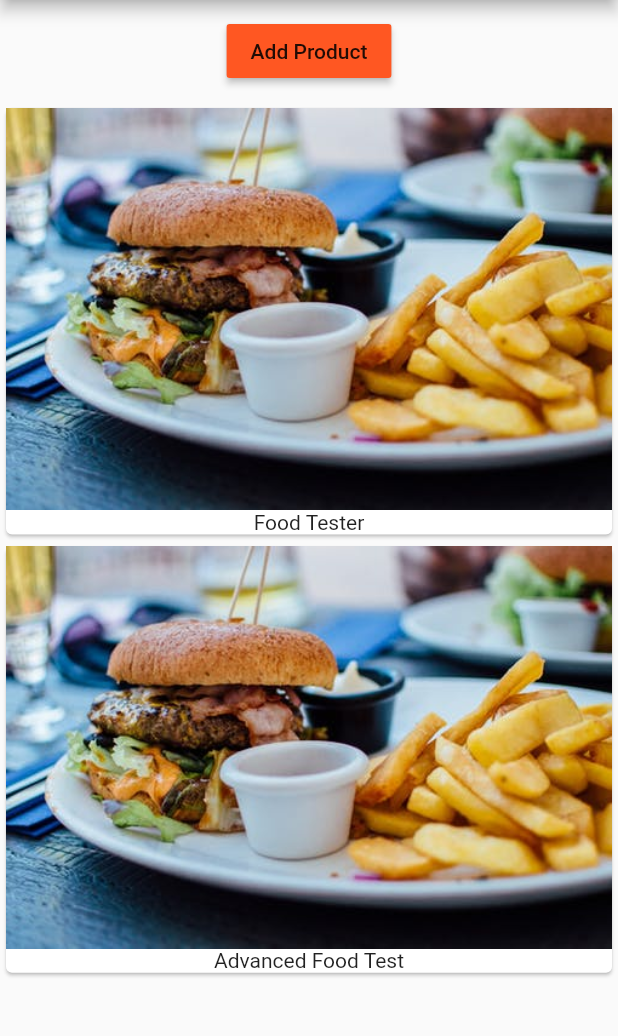
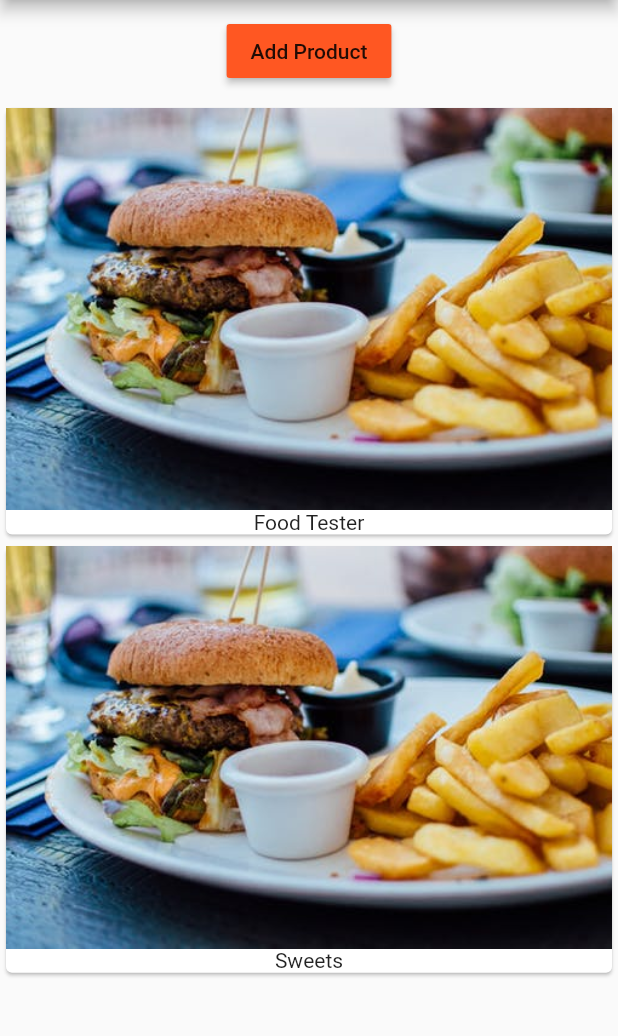
Before and after one commit to michael-basweti/flutter-course, a Flutter app: the screen it shows after launch, after a tap on "Add Product", on a phone screen of 412 x 824 dp, the part 84-1120 px from its top. Run offline on Flutter 3.47's test engine with Material 2 defaults, Android fonts, the phone set to English and light mode, and no system bars.

Commit message:
Add Product Manager

```diff
--- /dev/null
+++ b/lib/product_control.dart
@@ -0,0 +1,17 @@
+import 'package:flutter/material.dart';
+
+class ProductControl extends StatelessWidget {
+  final Function addProduct;
+
+  ProductControl(this.addProduct);
+  @override
+  Widget build(BuildContext context) {
+    return RaisedButton(
+        color: Theme.of(context).primaryColor,
+        onPressed: () {
+          addProduct('Sweets');
+        },
+        child: Text('Add Product'),
+      );
+  }
+}
--- a/lib/product_manager.dart
+++ b/lib/product_manager.dart
@@ -1,6 +1,7 @@
 import 'package:flutter/material.dart';
 
 import './products.dart';
+import './product_control.dart';
 
 class ProductManager extends StatefulWidget {
   final String startingProduct;
@@ -22,20 +23,18 @@ class _ProductManagerState extends State<ProductManager> {
     super.initState();
   }
 
+  void _addProducts(String product){
+          setState(() {
+            _products.add(product);
+            print(_products);
+          });
+  }
+
   @override
   Widget build(BuildContext context) {
     return Column(children: [Container(
       margin: EdgeInsets.all(10.0),
-      child: RaisedButton(
-        color: Theme.of(context).primaryColor,
-        onPressed: () {
-          setState(() {
-            _products.add('Advanced Food Test');
-            print(_products);
-          });
-        },
-        child: Text('Add Product'),
-      ),
+      child: ProductControl(_addProducts),
     ),
     Products(_products)
     ],);
```
